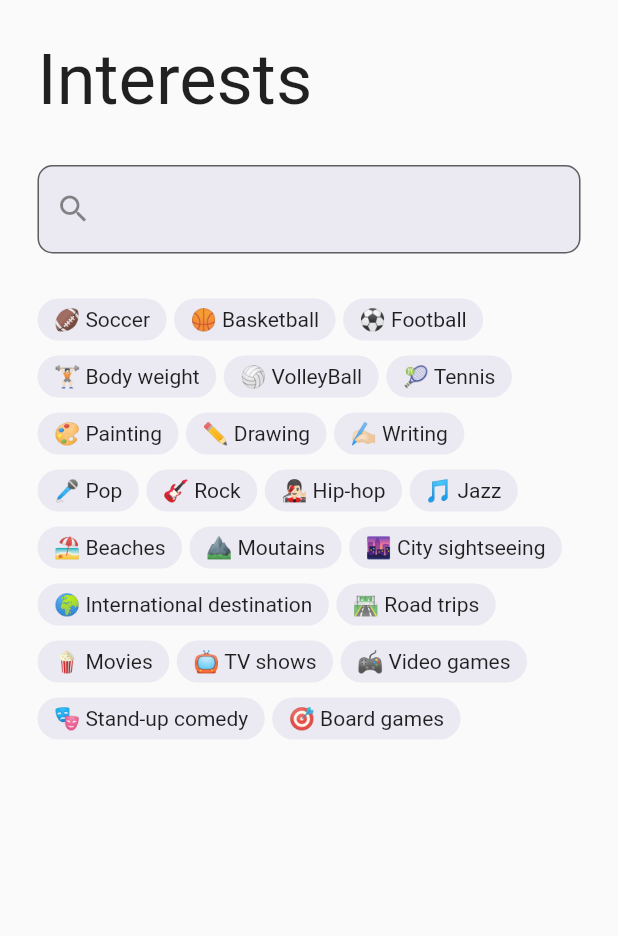
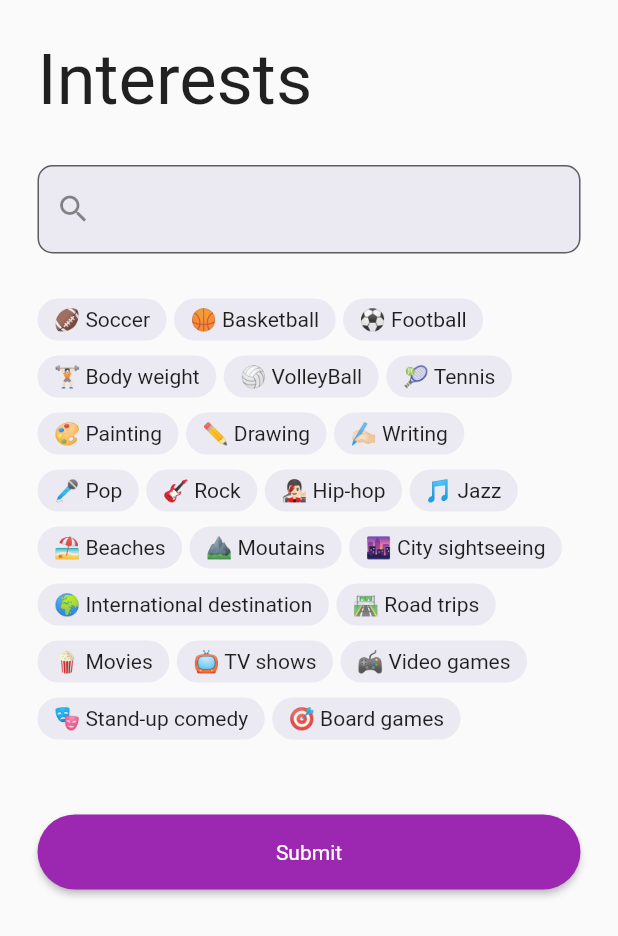
Before and after one commit to Nattapat-is-my-name/TungTee, a Flutter app: the screen it shows after launch, on a phone screen of 412 x 824 dp. Shown: the top 936 px of the screen. Run offline on Flutter 3.47's test engine with Material 2 defaults, Android fonts, the phone set to English and light mode, and no system bars; our stand-ins replace firebase_core; accounts and stored records are empty.

Commit message:
add button

```diff
--- a/lib/Pages/persona.dart
+++ b/lib/Pages/persona.dart
@@ -33,9 +33,11 @@ class Myform extends StatefulWidget {
 }
 
 class _MyformState extends State<Myform> {
+  final _formKey = GlobalKey<FormState>();
   @override
   Widget build(BuildContext context) {
     return Form(
+        key: _formKey,
         child: Column(
           children: [
             Container(
@@ -51,6 +53,12 @@ class _MyformState extends State<Myform> {
                           borderRadius: BorderRadius.circular(10),
                         ),
                       ),
+                      validator: (value) {
+                        if (value == null || value.isEmpty) {
+                          return 'Please enter some text';
+                        }
+                        return null;
+                      },
                     ),
                     const SizedBox(
                       height: 30,
@@ -131,6 +139,27 @@ class _MyformState extends State<Myform> {
                         Interest(title: "🎯 Board games"),
                       ],
                     ),
+                    Padding(
+                      padding: const EdgeInsets.fromLTRB(0, 50, 0, 0),
+                      child: ElevatedButton(
+                        onPressed: () {
+                          // Validate returns true if the form is valid, or false otherwise.
+                          if (_formKey.currentState!.validate()) {
+                            // If the form is valid, display a snackbar. In the real world,
+                            // you'd often call a server or save the information in a database.
+                            ScaffoldMessenger.of(context).showSnackBar(
+                              const SnackBar(content: Text('Processing Data')),
+                            );
+                          }
+                        },
+                        style: ElevatedButton.styleFrom(
+                            backgroundColor: Colors.purple,
+                            fixedSize: const Size(1000, 50),
+                            shape: RoundedRectangleBorder(
+                                borderRadius: BorderRadius.circular(50))),
+                        child: const Text('Submit'),
+                      ),
+                    ),
                   ],
                 ))
           ],
```
Lines whose indentation alone changed are shown as unchanged.
